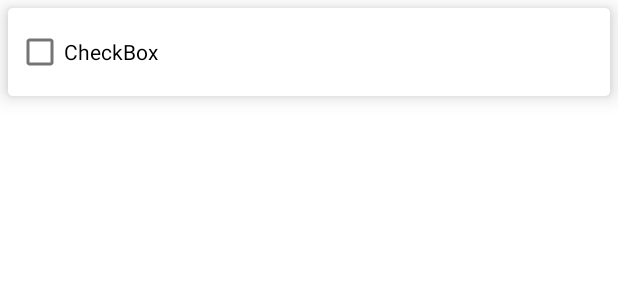
After one commit to samAricha/Funza, an Android app: the layout chapter_item.xml on its own in the app's theme, with its tools: preview values and no code run, on a phone screen of 412 x 824 dp. The commit adds this screen. Shown: the top 300 px of the screen. Run offline under Robolectric (Android 15) with nearby library versions, the phone set to English and light mode, and no system bars.

Commit message:
ChaptersAdapter setup

```diff
--- a/app/src/main/AndroidManifest.xml
+++ b/app/src/main/AndroidManifest.xml
@@ -18,7 +18,10 @@
             android:exported="false" />
         <activity
             android:name=".MainActivity"
-            android:exported="false"></activity>
+            android:exported="false" />
+        <activity
+            android:name=".viewTier.ReadPdfActivity"
+            android:exported="false" />
         <activity
             android:name=".HomeActivity"
             android:exported="true">
--- a/app/src/main/java/teka/mobile/funzav1/modelTier/models/UnitModel.kt
+++ b/app/src/main/java/teka/mobile/funzav1/modelTier/models/UnitModel.kt
@@ -5,4 +5,6 @@ import kotlinx.serialization.Serializable
 @Serializable
 data class UnitModel(
     val unitCode:String? = null,
-    val unitName:String? = null)
+    val unitName:String? = null,
+    //val chapters:List<ChapterModel>
+    )
--- /dev/null
+++ b/app/src/main/res/layout/chapter_item.xml
@@ -0,0 +1,46 @@
+<?xml version="1.0" encoding="utf-8"?>
+<androidx.cardview.widget.CardView
+    xmlns:android="http://schemas.android.com/apk/res/android"
+    android:layout_width="match_parent"
+    android:layout_height="wrap_content"
+    android:layout_margin="5dp"
+    xmlns:app="http://schemas.android.com/apk/res-auto"
+    android:gravity="center"
+    app:cardElevation="8dp"
+    app:cardCornerRadius="3dp">
+
+        <LinearLayout
+            android:layout_width="match_parent"
+            android:layout_height="wrap_content"
+            android:orientation="vertical">
+
+                <LinearLayout
+                    android:layout_width="match_parent"
+                    android:layout_height="wrap_content"
+                    android:padding="5dp"
+                    android:orientation="horizontal">
+                        <TextView
+                            android:id="@+id/chapterTitle"
+                            android:layout_width="wrap_content"
+                            android:layout_height="wrap_content"
+                            android:textSize="20sp"
+                            android:textColor="#000"/>
+                        <View
+                            android:layout_width="0dp"
+                            android:layout_height="0dp"
+                            android:layout_weight="1" />
+                        <CheckBox
+                            android:id="@+id/checkBox"
+                            android:layout_width="match_parent"
+                            android:layout_height="wrap_content"
+                            android:text="CheckBox" />
+
+
+                </LinearLayout>
+
+        </LinearLayout>
+
+
+
+
+</androidx.cardview.widget.CardView>
```
Also changed, not shown: app/src/main/java/teka/mobile/funzav1/modelTier/models/ChapterModel.kt (added, +7 -0 lines), app/src/main/java/teka/mobile/funzav1/viewTier/ChaptersAdapter.kt (added, +66 -0 lines), app/src/main/java/teka/mobile/funzav1/viewTier/NotesActivity.kt (+30 -0 lines), app/src/main/java/teka/mobile/funzav1/viewTier/ReadPdfActivity.kt (added, +64 -0 lines), app/src/main/java/teka/mobile/funzav1/viewTier/UnitsAdapter.kt (+23 -7 lines), app/src/main/res/drawable-v24/edit_txt_bg.xml (added, +17 -0 lines), app/src/main/res/layout/activity_notes.xml (+18 -2 lines), app/src/main/res/layout/activity_read_pdf.xml (added, +55 -0 lines).
